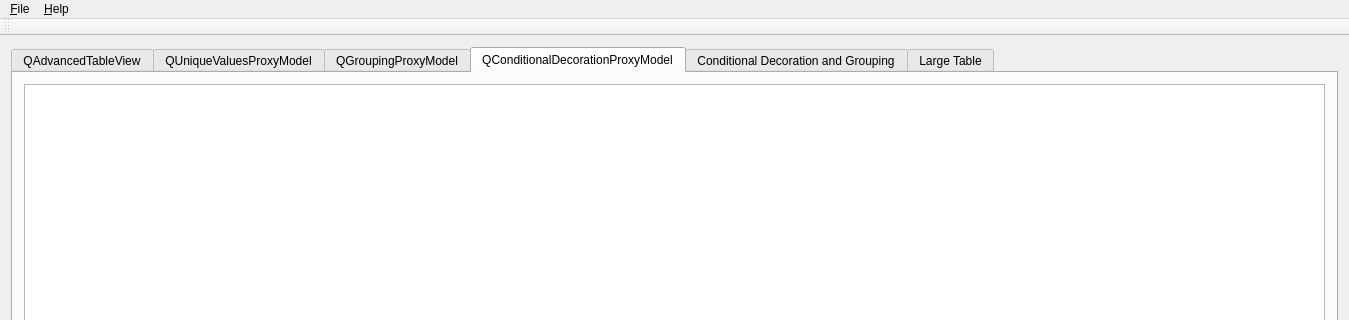
First picture: the form in example/mainwindow.ui, repository Alexpux/QAdvancedItemViews, before the edit; both pictures show x 0 to 1349 and y 0 to 320 of the 1349 by 577 pixel window.
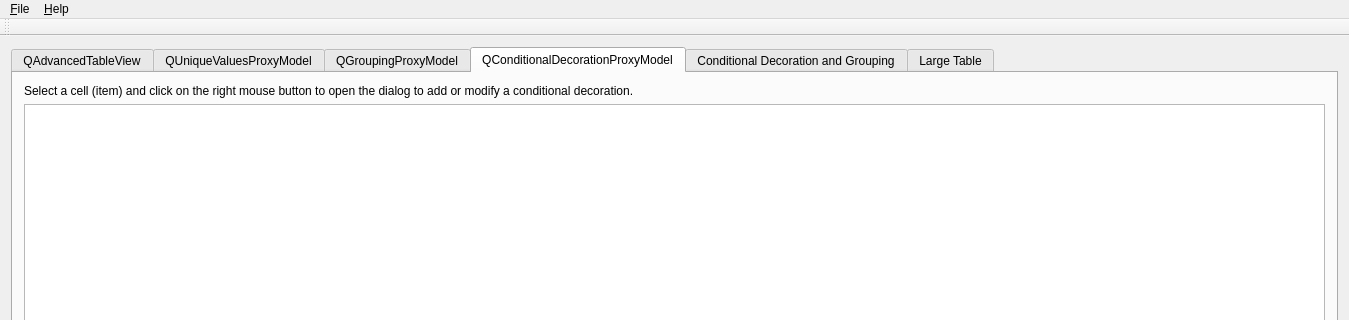
Second picture: the form after the edit. The open tabs and pages were chosen to show the change. Icons and pictures are not drawn. Custom widgets are drawn as their Qt base class.

Commit message: example application: hint added to tab 'QConditionalDecorationProxyModel'

Patch:
```diff
--- a/example/mainwindow.ui
+++ b/example/mainwindow.ui
@@ -237,6 +237,13 @@
          <string>QConditionalDecorationProxyModel</string>
         </attribute>
         <layout class="QVBoxLayout" name="verticalLayout_4">
+         <item>
+          <widget class="QLabel" name="label_7">
+           <property name="text">
+            <string>&lt;html&gt;&lt;head/&gt;&lt;body&gt;&lt;p&gt;Select a cell (item) and click on the right mouse button to open the dialog to add or modify a conditional decoration.&lt;/p&gt;&lt;/body&gt;&lt;/html&gt;</string>
+           </property>
+          </widget>
+         </item>
          <item>
           <widget class="QTableView" name="decorationProxyModelTableView">
            <property name="contextMenuPolicy">
```
